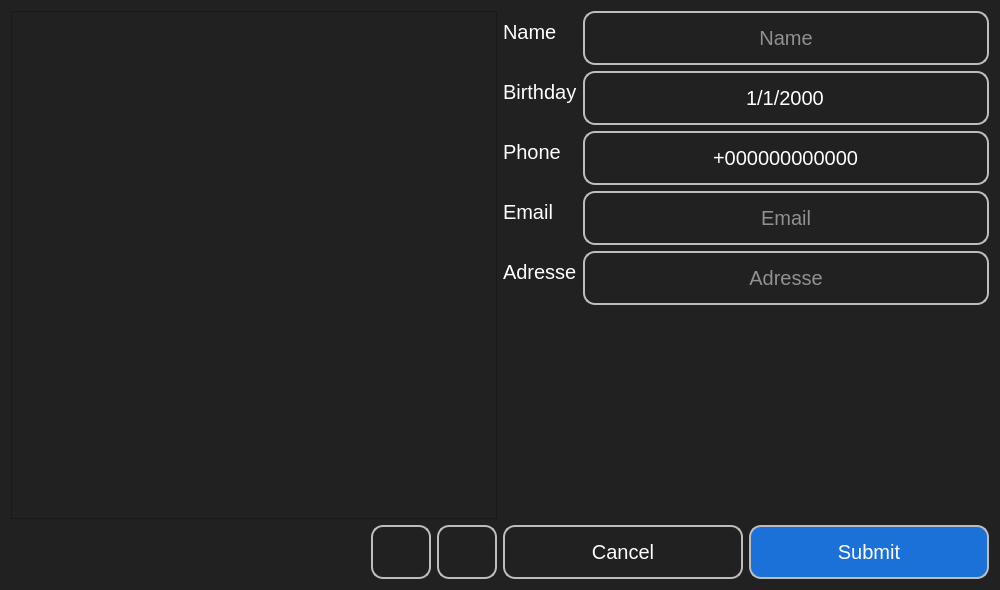
elmhadji/AccessController, file custom_widgets/personDetails/PersonDetails.ui: the form before one commit.
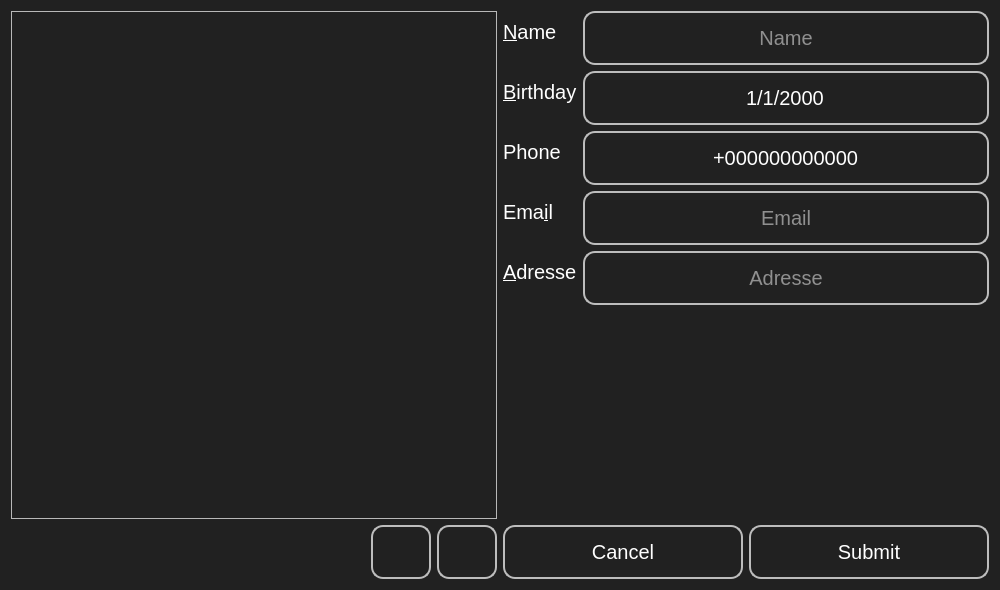
The form after the commit. Icons and pictures are not drawn.

```diff
--- a/custom_widgets/personDetails/PersonDetails.ui
+++ b/custom_widgets/personDetails/PersonDetails.ui
@@ -26,7 +26,7 @@
    <string>Form</string>
   </property>
   <property name="styleSheet">
-   <string notr="true">*{
+   <string notr="true">#PersonDetails{
 	background-color: rgb(33, 33, 33);
 }
 QPushButton{
@@ -35,8 +35,9 @@
 	color: rgb(255, 255, 255);
 	height:50px;
 	font-size:20px
+
 }
-QPushButton#submitButton{
+#PersonDetails QPushButton:hover{
 	background-color: rgb(28, 113, 216);
 }
 QLineEdit{
@@ -160,10 +161,19 @@
       <layout class="QVBoxLayout" name="verticalLayout" stretch="2,0">
        <item>
         <layout class="QFormLayout" name="formLayout">
+         <property name="fieldGrowthPolicy">
+          <enum>QFormLayout::FieldGrowthPolicy::AllNonFixedFieldsGrow</enum>
+         </property>
+         <property name="labelAlignment">
+          <set>Qt::AlignmentFlag::AlignLeading|Qt::AlignmentFlag::AlignLeft|Qt::AlignmentFlag::AlignVCenter</set>
+         </property>
+         <property name="formAlignment">
+          <set>Qt::AlignmentFlag::AlignLeading|Qt::AlignmentFlag::AlignLeft|Qt::AlignmentFlag::AlignTop</set>
+         </property>
          <item row="0" column="0">
           <widget class="QLabel" name="nameLabel">
            <property name="text">
-            <string>Name</string>
+            <string>&amp;Name</string>
            </property>
            <property name="buddy">
             <cstring>nameInput</cstring>
@@ -186,7 +196,7 @@
          <item row="1" column="0">
           <widget class="QLabel" name="birthdayLabel">
            <property name="text">
-            <string>Birthday</string>
+            <string>&amp;Birthday</string>
            </property>
            <property name="alignment">
             <set>Qt::AlignLeading|Qt::AlignLeft|Qt::AlignVCenter</set>
@@ -250,7 +260,7 @@
          <item row="3" column="0">
           <widget class="QLabel" name="emailLabel">
            <property name="text">
-            <string>Email</string>
+            <string>Ema&amp;il</string>
            </property>
            <property name="buddy">
             <cstring>emailInput</cstring>
@@ -276,7 +286,7 @@
          <item row="4" column="0">
           <widget class="QLabel" name="adresseLabel">
            <property name="text">
-            <string>Adresse</string>
+            <string>&amp;Adresse</string>
            </property>
            <property name="buddy">
             <cstring>adresseInput</cstring>
```
Left out of the diff: 37 changed lines with no effect on the pictures.
